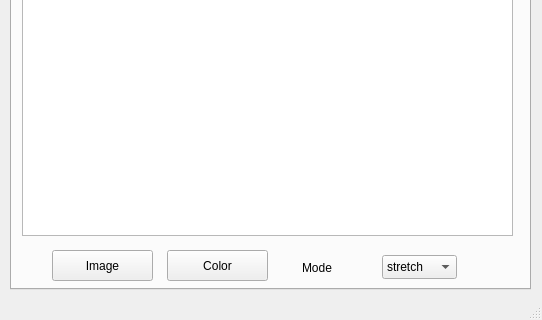
Old version of the form src/qsettings/qsettings.ui in the repository fluxer/bfp; both pictures show x 0 to 542 and y 150 to 470 of the 542 by 470 pixel window.
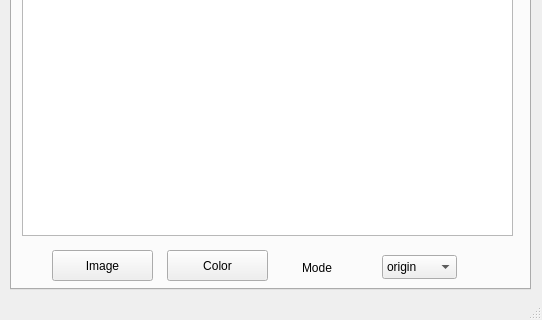
New version of the form. Icons and pictures are not drawn.

Commit message: various wallpaper improvements

The edit to the form file:
```diff
--- a/src/qsettings/qsettings.ui
+++ b/src/qsettings/qsettings.ui
@@ -112,6 +112,11 @@
         <height>24</height>
        </rect>
       </property>
+      <item>
+       <property name="text">
+        <string>origin</string>
+       </property>
+      </item>
       <item>
        <property name="text">
         <string>stretch</string>
```
Left out of the diff: 5 changed lines with no effect on the pictures. The commit also changes 2 other files.
